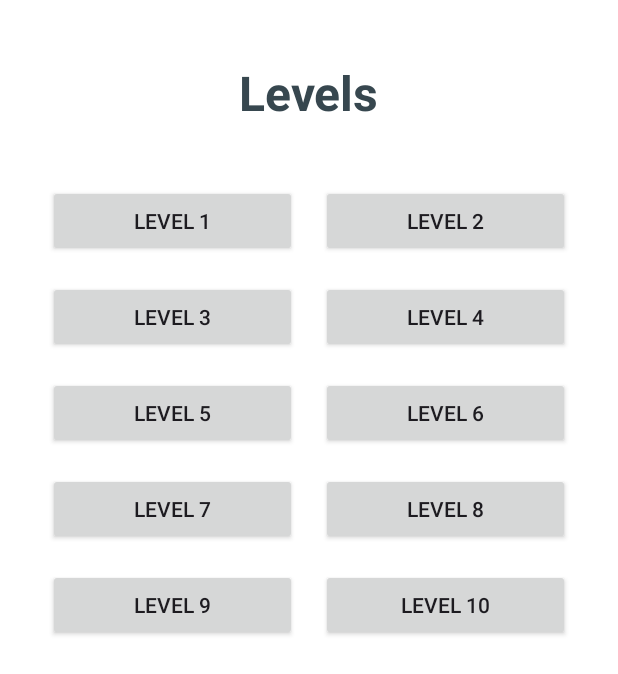
After one commit to IvanAntonchuk/MazeGame, an Android app: the LevelsActivity screen opened directly, with no data from a screen before it, on a phone screen of 412 x 824 dp. The commit adds this screen. Shown: the top 674 px of the screen. Run offline under Robolectric (Android 15) with nearby library versions, the phone set to English and light mode, and no system bars; 1 statement that could not run was skipped.

Commit message:
Add levels screen, progress storage and win dialog

```diff
--- a/app/src/main/AndroidManifest.xml
+++ b/app/src/main/AndroidManifest.xml
@@ -27,6 +27,10 @@
             android:exported="false"
             android:screenOrientation="portrait"
             android:windowSoftInputMode="adjustResize" />
+        <activity
+            android:name=".LevelsActivity"
+            android:exported="false"
+            android:screenOrientation="portrait" />
     </application>
 
 </manifest>
--- /dev/null
+++ b/app/src/main/java/com/example/mazegame/LevelsActivity.java
@@ -0,0 +1,70 @@
+package com.example.mazegame;
+
+import android.content.Intent;
+import android.os.Bundle;
+import android.view.ViewGroup;
+import android.widget.Button;
+import android.widget.GridLayout;
+
+import androidx.appcompat.app.AppCompatActivity;
+import androidx.core.graphics.Insets;
+import androidx.core.view.ViewCompat;
+import androidx.core.view.WindowCompat;
+import androidx.core.view.WindowInsetsCompat;
+
+import com.example.mazegame.data.ProgressStorage;
+import com.example.mazegame.model.LevelConfig;
+
+public class LevelsActivity extends AppCompatActivity {
+
+    private GridLayout levelsGrid;
+    private ProgressStorage progress;
+
+    @Override
+    protected void onCreate(Bundle savedInstanceState) {
+        super.onCreate(savedInstanceState);
+        WindowCompat.enableEdgeToEdge(getWindow());
+        setContentView(R.layout.activity_levels);
+        ViewCompat.setOnApplyWindowInsetsListener(findViewById(R.id.main), (v, insets) -> {
+            Insets systemBars = insets.getInsets(WindowInsetsCompat.Type.systemBars());
+            v.setPadding(systemBars.left, systemBars.top, systemBars.right, systemBars.bottom);
+            return insets;
+        });
+        levelsGrid = findViewById(R.id.levelsGrid);
+        progress = new ProgressStorage(this);
+    }
+
+    @Override
+    protected void onResume() {
+        super.onResume();
+        fillGrid();
+    }
+
+    private void fillGrid() {
+        levelsGrid.removeAllViews();
+        int margin = (int) (8 * getResources().getDisplayMetrics().density);
+        for (int level = 1; level <= LevelConfig.LEVEL_COUNT; level++) {
+            final int selected = level;
+            Button button = new Button(this);
+            int textRes = progress.isCompleted(level)
+                    ? R.string.level_button_done
+                    : R.string.level_button;
+            button.setText(getString(textRes, level));
+            button.setOnClickListener(v -> openLevel(selected));
+
+            GridLayout.LayoutParams params = new GridLayout.LayoutParams(
+                    GridLayout.spec(GridLayout.UNDEFINED),
+                    GridLayout.spec(GridLayout.UNDEFINED, 1f));
+            params.width = 0;
+            params.height = ViewGroup.LayoutParams.WRAP_CONTENT;
+            params.setMargins(margin, margin, margin, margin);
+            levelsGrid.addView(button, params);
+        }
+    }
+
+    private void openLevel(int level) {
+        Intent intent = new Intent(this, GameActivity.class);
+        intent.putExtra(GameActivity.EXTRA_LEVEL, level);
+        startActivity(intent);
+    }
+}
--- a/app/src/main/java/com/example/mazegame/MainActivity.java
+++ b/app/src/main/java/com/example/mazegame/MainActivity.java
@@ -26,5 +26,8 @@ public class MainActivity extends AppCompatActivity {
         Button freePlayButton = findViewById(R.id.freePlayButton);
         freePlayButton.setOnClickListener(v ->
                 startActivity(new Intent(this, GameActivity.class)));
+        Button levelsButton = findViewById(R.id.levelsButton);
+        levelsButton.setOnClickListener(v ->
+                startActivity(new Intent(this, LevelsActivity.class)));
     }
 }
--- /dev/null
+++ b/app/src/main/java/com/example/mazegame/data/ProgressStorage.java
@@ -0,0 +1,29 @@
+package com.example.mazegame.data;
+
+import android.content.Context;
+import android.content.SharedPreferences;
+
+public class ProgressStorage {
+
+    private static final String PREFS_NAME = "maze_progress";
+    private static final String KEY_COMPLETED_PREFIX = "completed_";
+
+    private final SharedPreferences prefs;
+
+    public ProgressStorage(Context context) {
+        prefs = context.getApplicationContext()
+                .getSharedPreferences(PREFS_NAME, Context.MODE_PRIVATE);
+    }
+
+    public boolean isCompleted(int level) {
+        return prefs.getBoolean(KEY_COMPLETED_PREFIX + level, false);
+    }
+
+    public void markCompleted(int level) {
+        prefs.edit().putBoolean(KEY_COMPLETED_PREFIX + level, true).apply();
+    }
+
+    public void reset() {
+        prefs.edit().clear().apply();
+    }
+}
--- /dev/null
+++ b/app/src/main/res/layout/activity_levels.xml
@@ -0,0 +1,32 @@
+<?xml version="1.0" encoding="utf-8"?>
+<ScrollView xmlns:android="http://schemas.android.com/apk/res/android"
+    android:id="@+id/main"
+    android:layout_width="match_parent"
+    android:layout_height="match_parent"
+    android:background="#FFFFFF"
+    android:fillViewport="true">
+
+    <LinearLayout
+        android:layout_width="match_parent"
+        android:layout_height="wrap_content"
+        android:gravity="center_horizontal"
+        android:orientation="vertical"
+        android:padding="24dp">
+
+        <TextView
+            android:layout_width="wrap_content"
+            android:layout_height="wrap_content"
+            android:layout_marginTop="16dp"
+            android:layout_marginBottom="32dp"
+            android:text="@string/menu_levels"
+            android:textColor="#37474F"
+            android:textSize="32sp"
+            android:textStyle="bold" />
+
+        <GridLayout
+            android:id="@+id/levelsGrid"
+            android:layout_width="match_parent"
+            android:layout_height="wrap_content"
+            android:columnCount="2" />
+    </LinearLayout>
+</ScrollView>
--- a/app/src/main/res/values/strings.xml
+++ b/app/src/main/res/values/strings.xml
@@ -6,4 +6,9 @@
     <string name="menu_levels">Levels</string>
     <string name="menu_free_play">Free play</string>
     <string name="menu_settings">Settings</string>
+    <string name="level_button">Level %1$d</string>
+    <string name="level_button_done">Level %1$d ✓</string>
+    <string name="next_level">Next level</string>
+    <string name="new_maze">New maze</string>
+    <string name="to_menu">Menu</string>
 </resources>
```
Also changed, not shown: app/src/main/java/com/example/mazegame/GameActivity.java (+55 -15 lines), app/src/main/java/com/example/mazegame/model/LevelConfig.java (added, +21 -0 lines), 1 other file.
